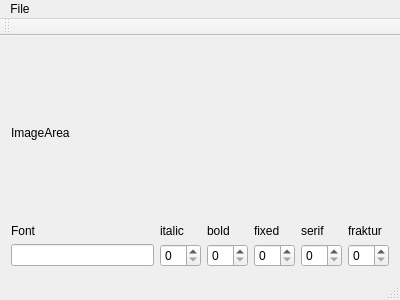
First picture: the form in TesseractTrainer.ui, repository DaikiMaekawa/marshmallow-tesseract-trainer, before the edit.
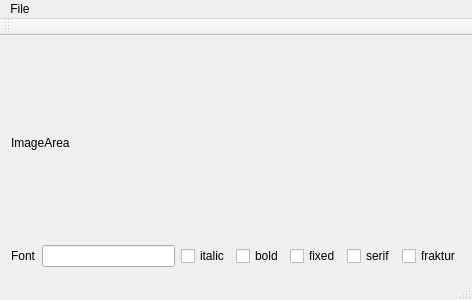
Second picture: the form after the edit.

```diff
--- a/TesseractTrainer.ui
+++ b/TesseractTrainer.ui
@@ -6,7 +6,7 @@
    <rect>
     <x>0</x>
     <y>0</y>
-    <width>400</width>
+    <width>472</width>
     <height>300</height>
    </rect>
   </property>
@@ -50,66 +50,51 @@
     </item>
     <item>
      <layout class="QGridLayout" name="gridLayout">
-      <item row="1" column="1">
-       <widget class="QSpinBox" name="spinBox_5"/>
-      </item>
-      <item row="1" column="5">
-       <widget class="QSpinBox" name="spinBox"/>
-      </item>
-      <item row="1" column="4">
-       <widget class="QSpinBox" name="spinBox_2"/>
-      </item>
-      <item row="1" column="2">
-       <widget class="QSpinBox" name="spinBox_4"/>
-      </item>
-      <item row="1" column="3">
-       <widget class="QSpinBox" name="spinBox_3"/>
-      </item>
       <item row="0" column="1">
-       <widget class="QLabel" name="label_2">
-        <property name="text">
-         <string>italic</string>
-        </property>
-       </widget>
+       <widget class="QLineEdit" name="lineFont"/>
       </item>
       <item row="0" column="2">
-       <widget class="QLabel" name="label_3">
+       <widget class="QCheckBox" name="checkItalic">
         <property name="text">
-         <string>bold</string>
+         <string>italic</string>
+        </property>
+       </widget>
+      </item>
+      <item row="0" column="0">
+       <widget class="QLabel" name="label_7">
+        <property name="text">
+         <string>Font</string>
         </property>
        </widget>
       </item>
       <item row="0" column="3">
-       <widget class="QLabel" name="label_4">
+       <widget class="QCheckBox" name="checkBold">
         <property name="text">
-         <string>fixed</string>
+         <string>bold</string>
         </property>
        </widget>
       </item>
       <item row="0" column="4">
-       <widget class="QLabel" name="label_5">
+       <widget class="QCheckBox" name="checkFixed">
         <property name="text">
-         <string>serif</string>
+         <string>fixed</string>
         </property>
        </widget>
       </item>
       <item row="0" column="5">
-       <widget class="QLabel" name="label_6">
+       <widget class="QCheckBox" name="checkSerif">
+        <property name="text">
+         <string>serif</string>
+        </property>
+       </widget>
+      </item>
+      <item row="0" column="6">
+       <widget class="QCheckBox" name="checkFraktur">
         <property name="text">
          <string>fraktur</string>
         </property>
        </widget>
       </item>
-      <item row="0" column="0">
-       <widget class="QLabel" name="label_7">
-        <property name="text">
-         <string>Font</string>
-        </property>
-       </widget>
-      </item>
-      <item row="1" column="0">
-       <widget class="QLineEdit" name="lineFont"/>
-      </item>
      </layout>
     </item>
    </layout>
@@ -119,7 +104,7 @@
     <rect>
      <x>0</x>
      <y>0</y>
-     <width>400</width>
+     <width>472</width>
      <height>25</height>
     </rect>
    </property>
```
